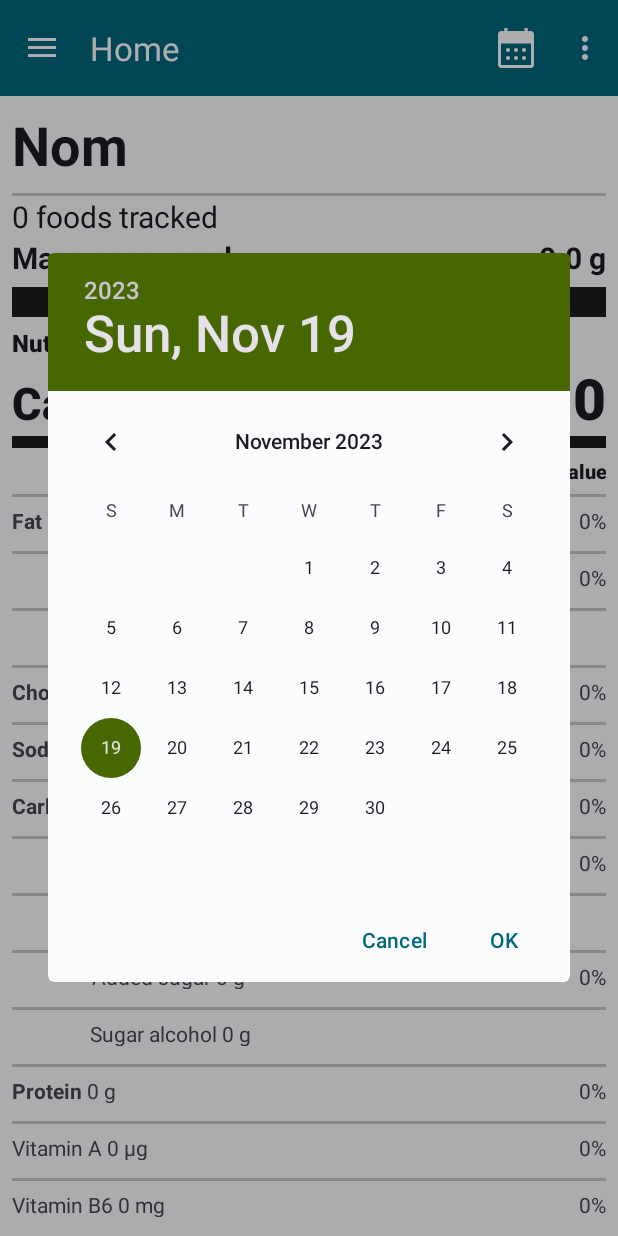
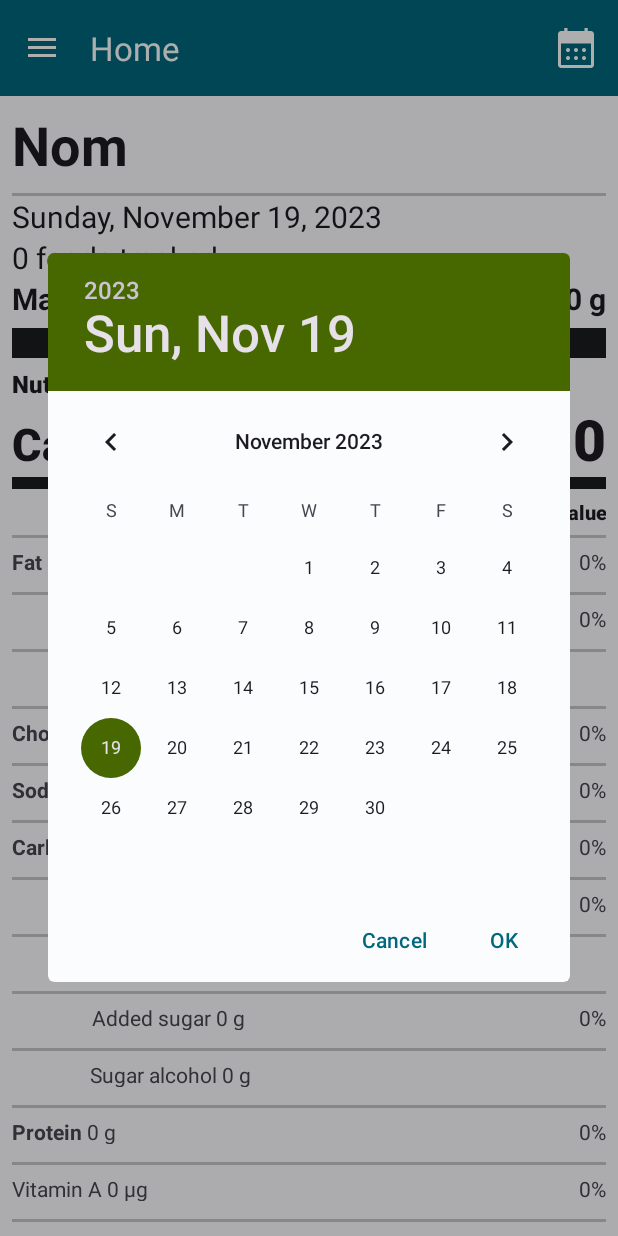
Before and after one commit to mrredcon/foodtracker, an Android app: the screen it shows after launch (MainActivity), after a tap on "Calendar", on a phone screen of 412 x 824 dp. Run offline under Robolectric (Android 15) with nearby library versions, the light colour scheme and no system bars; our stand-ins replace Room's generated code, navigation-ui.

Commit message:
Move settings button, calendar improvements

```diff
--- a/app/src/main/java/edu/utsa/cs3443/anw198/foodtracker/MainActivity.java
+++ b/app/src/main/java/edu/utsa/cs3443/anw198/foodtracker/MainActivity.java
@@ -21,7 +21,6 @@ import androidx.navigation.ui.AppBarConfiguration;
 import androidx.navigation.ui.NavigationUI;
 
 import com.google.android.material.navigation.NavigationView;
-import com.google.android.material.snackbar.Snackbar;
 
 import java.util.Calendar;
 
@@ -53,7 +52,7 @@ public class MainActivity extends AppCompatActivity {
         // Passing each menu ID as a set of Ids because each
         // menu should be considered as top level destinations.
         mAppBarConfiguration = new AppBarConfiguration.Builder(
-                R.id.nav_home, R.id.nav_diary, R.id.nav_searchfood)
+                R.id.nav_home, R.id.nav_diary, R.id.nav_searchfood, R.id.nav_settings)
                 .setOpenableLayout(drawer)
                 .build();
         NavController navController = Navigation.findNavController(this, R.id.nav_host_fragment_content_main);
@@ -134,12 +133,7 @@ public class MainActivity extends AppCompatActivity {
 
     @Override
     public boolean onOptionsItemSelected(MenuItem item) {
-        // Handle item selection
-        NavController navController = Navigation.findNavController(this, R.id.nav_host_fragment_content_main);
-        if (item.getItemId() == R.id.action_settings) {
-            navController.navigate(R.id.nav_settings);
-            return true;
-        } else if (item.getItemId() == R.id.action_calendar) {
+        if (item.getItemId() == R.id.action_calendar) {
             Calendar cal = trackedFoodsViewModel.getDate();
             DatePickerDialog datePickerDialog = new DatePickerDialog(this, 0,
                     (datePicker, year, month, day) -> trackedFoodsViewModel.setDateAndReloadData(year, month, day),
--- a/app/src/main/java/edu/utsa/cs3443/anw198/foodtracker/ui/home/HomeFragment.java
+++ b/app/src/main/java/edu/utsa/cs3443/anw198/foodtracker/ui/home/HomeFragment.java
@@ -2,6 +2,7 @@ package edu.utsa.cs3443.anw198.foodtracker.ui.home;
 
 import android.os.Bundle;
 import android.view.LayoutInflater;
+import android.view.Menu;
 import android.view.View;
 import android.view.ViewGroup;
 import android.widget.TextView;
@@ -12,6 +13,7 @@ import androidx.fragment.app.Fragment;
 import androidx.lifecycle.ViewModelProvider;
 import androidx.recyclerview.widget.RecyclerView;
 
+import java.text.DateFormat;
 import java.util.LinkedHashMap;
 import java.util.Locale;
 
@@ -25,6 +27,13 @@ import edu.utsa.cs3443.anw198.foodtracker.ui.TrackedFoodsViewModel;
 
 public class HomeFragment extends Fragment {
     private FragmentHomeBinding binding;
+    private TrackedFoodsViewModel trackedFoodsViewModel;
+
+    @Override
+    public void onCreate(@Nullable Bundle savedInstanceState) {
+        super.onCreate(savedInstanceState);
+        setHasOptionsMenu(true);
+    }
 
     public View onCreateView(@NonNull LayoutInflater inflater,
                              ViewGroup container, Bundle savedInstanceState) {
@@ -41,11 +50,23 @@ public class HomeFragment extends Fragment {
     public void onViewCreated(@NonNull View view, @Nullable Bundle savedInstanceState) {
         super.onViewCreated(view, savedInstanceState);
 
-        TrackedFoodsViewModel trackedFoodsViewModel = new ViewModelProvider(getActivity()).get(TrackedFoodsViewModel.class);
+        trackedFoodsViewModel = new ViewModelProvider(getActivity()).get(TrackedFoodsViewModel.class);
         trackedFoodsViewModel.getFoods().observe(this, this::populateUI);
     }
 
+    @Override
+    public void onPrepareOptionsMenu(@NonNull Menu menu) {
+        super.onPrepareOptionsMenu(menu);
+        menu.findItem(R.id.action_calendar).setVisible(true);
+    }
+
     private void populateUI(LinkedHashMap<TrackedFood, CompleteFood> foods) {
+        TextView dateReadout = getView().findViewById(R.id.homeDateReadout);
+        DateFormat formatter = DateFormat.getDateInstance(DateFormat.FULL, Locale.getDefault());
+
+        String formattedDate = formatter.format(trackedFoodsViewModel.getDate().getTime());
+        dateReadout.setText(formattedDate);
+
         int foodCount = 0;
         double caloriesSum = 0.0;
         double massSum = 0.0;
--- a/app/src/main/java/edu/utsa/cs3443/anw198/foodtracker/ui/settings/NomSettingsFragment.java
+++ b/app/src/main/java/edu/utsa/cs3443/anw198/foodtracker/ui/settings/NomSettingsFragment.java
@@ -18,8 +18,8 @@ public class NomSettingsFragment extends PreferenceFragmentCompat {
         Preference clearSuggestions = findPreference("clear-suggestions");
         clearSuggestions.setOnPreferenceClickListener(preference -> {
             new AlertDialog.Builder(preference.getContext())
-                    .setTitle("Clear search suggestions")
-                    .setMessage("Are you sure you want to delete all saved search suggestions?")
+                    .setTitle(R.string.settings_clear_suggestions)
+                    .setMessage(R.string.settings_clear_suggestions_confirm)
                     .setPositiveButton(android.R.string.ok, (dialogInterface, i) -> {
                         SearchRecentSuggestions suggestions = new SearchRecentSuggestions(preference.getContext(),
                                 FoodSearchSuggestionProvider.AUTHORITY, FoodSearchSuggestionProvider.MODE);
--- a/app/src/main/res/layout/fragment_home.xml
+++ b/app/src/main/res/layout/fragment_home.xml
@@ -25,6 +25,16 @@
         android:layout_marginLeft="@dimen/fda_nutrition_facts_margin_sides"
         android:layout_marginRight="@dimen/fda_nutrition_facts_margin_sides"
         android:background="@color/fda_nutrition_facts_divider_grey" />
+
+    <TextView
+        android:id="@+id/homeDateReadout"
+        style="@style/prominentText"
+        android:layout_width="match_parent"
+        android:layout_height="wrap_content"
+        android:layout_marginLeft="@dimen/fda_nutrition_facts_margin_sides"
+        android:layout_marginRight="@dimen/fda_nutrition_facts_margin_sides"
+        android:text="@string/home_date_example"
+        android:textSize="@dimen/fda_nutrition_facts_servings_per_container_size" />
 
     <TextView
         android:id="@+id/homeFoodsTracked"
--- a/app/src/main/res/layout/fragment_settings.xml
+++ /dev/null
@@ -1,6 +0,0 @@
-<?xml version="1.0" encoding="utf-8"?>
-<androidx.constraintlayout.widget.ConstraintLayout xmlns:android="http://schemas.android.com/apk/res/android"
-    android:layout_width="match_parent"
-    android:layout_height="match_parent">
-
-</androidx.constraintlayout.widget.ConstraintLayout>
--- a/app/src/main/res/menu/activity_main_drawer.xml
+++ b/app/src/main/res/menu/activity_main_drawer.xml
@@ -16,5 +16,9 @@
             android:id="@+id/nav_diary"
             android:icon="@drawable/baseline_restaurant_menu_24"
             android:title="@string/menu_diary" />
+        <item
+            android:id="@+id/nav_settings"
+            android:icon="@drawable/settings"
+            android:title="@string/action_settings" />
     </group>
 </menu>
--- a/app/src/main/res/menu/main.xml
+++ b/app/src/main/res/menu/main.xml
@@ -7,6 +7,7 @@
         android:icon="@drawable/calendar_month"
         android:orderInCategory="100"
         android:title="@string/action_calendar"
+        android:visible="false"
         app:showAsAction="never|ifRoom" />
 
     <!-- "Search button", should appear as action button if possible -->
@@ -17,10 +18,4 @@
         android:visible="false"
         app:actionViewClass="androidx.appcompat.widget.SearchView"
         app:showAsAction="ifRoom|collapseActionView" />
-
-    <item
-        android:id="@+id/action_settings"
-        android:orderInCategory="100"
-        android:title="@string/action_settings"
-        app:showAsAction="never" />
 </menu>
--- a/app/src/main/res/navigation/mobile_navigation.xml
+++ b/app/src/main/res/navigation/mobile_navigation.xml
@@ -20,8 +20,7 @@
     <fragment
         android:id="@+id/nav_settings"
         android:name="edu.utsa.cs3443.anw198.foodtracker.ui.settings.NomSettingsFragment"
-        android:label="@string/action_settings"
-        tools:layout="@layout/fragment_settings" />
+        android:label="@string/action_settings" />
 
     <fragment
         android:id="@+id/nav_diary_entry"
--- a/app/src/main/res/values/strings.xml
+++ b/app/src/main/res/values/strings.xml
@@ -15,7 +15,12 @@
     <string name="menu_diary">Diary</string>
     <string name="menu_diary_entry">Diary Entry</string>
 
+    <string name="settings_clear_suggestions">Clear search suggestions</string>
+    <string name="settings_clear_suggestions_confirm">Are you sure you want to delete all saved search suggestions?</string>
+    <string name="settings_clear_suggestions_description">Permanently delete all previous search queries</string>
+
     <string name="button_calendar">Open Calendar</string>
+    <string name="home_date_example">Thursday, January 1, 1970</string>
 
     <string name="home_foods_tracked">0 foods tracked</string>
     <string name="home_foods_tracked_single">%1$d food tracked</string>
--- a/app/src/main/res/xml/preferences.xml
+++ b/app/src/main/res/xml/preferences.xml
@@ -4,7 +4,7 @@
 
     <Preference
         app:key="clear-suggestions"
-        app:title="Clear search suggestions"
-        app:summary="Permanently delete all previous search queries"/>
+        app:title="@string/settings_clear_suggestions"
+        app:summary="@string/settings_clear_suggestions_description"/>
 
 </PreferenceScreen>
```
Also changed, not shown: app/src/main/java/edu/utsa/cs3443/anw198/foodtracker/ui/diary/DiaryFragment.java (+8 -0 lines), app/src/main/java/edu/utsa/cs3443/anw198/foodtracker/ui/diaryentry/DiaryEntryFragment.java (+13 -0 lines).
